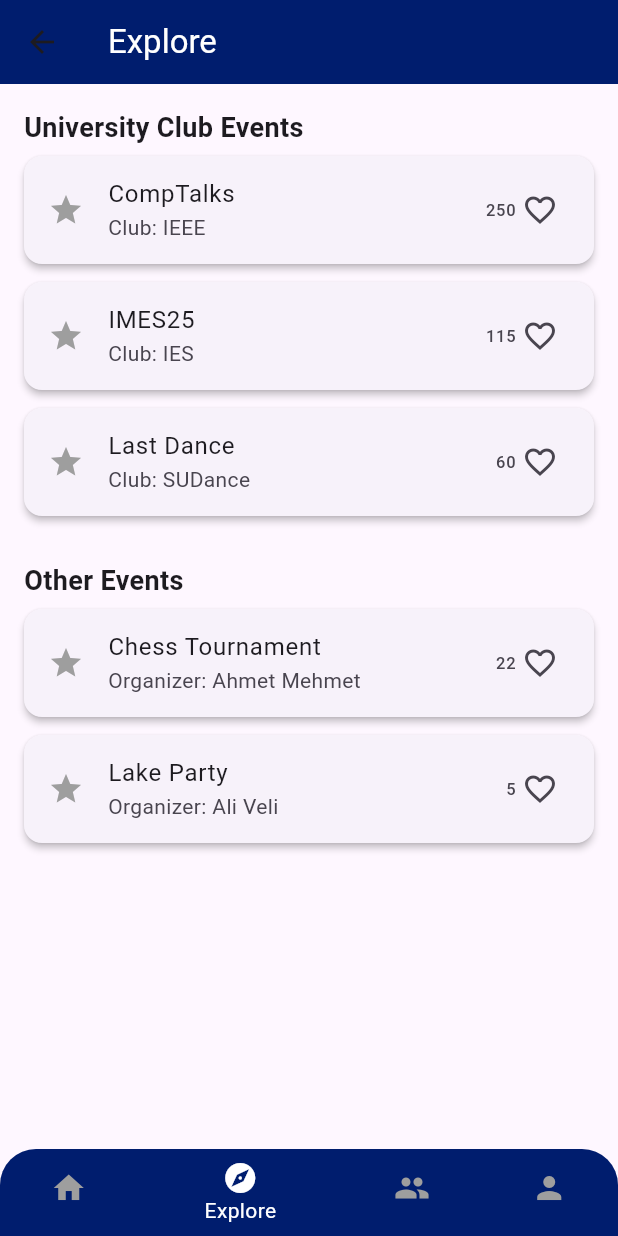
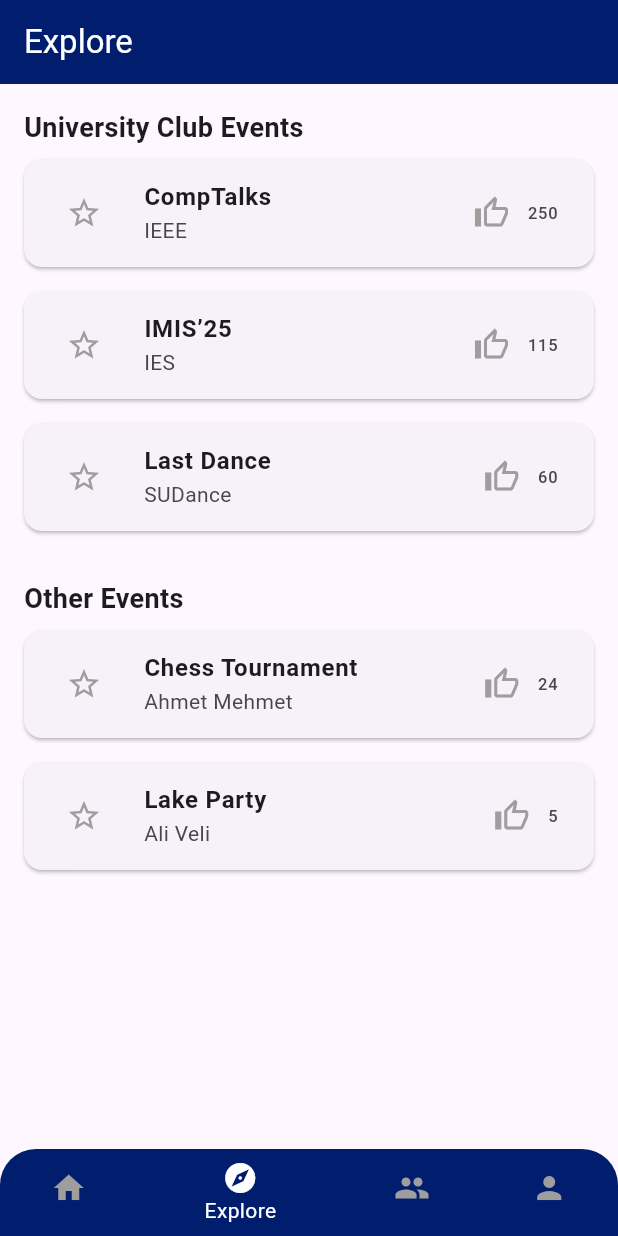
Before and after one commit to DenizGurleyen/SuEvent-310, a Flutter app: the ExplorePage screen opened by its route, on a phone screen of 412 x 824 dp. Run offline on Flutter 3.47's test engine with Material 3 defaults, Android fonts, the phone set to English and light mode, and no system bars; Roboto replaces fonts that are missing (Poppins).

Commit message:
added a feature

```diff
--- a/lib/screens/explore_page.dart
+++ b/lib/screens/explore_page.dart
@@ -12,53 +12,77 @@ class ExplorePage extends StatefulWidget {
 
 class _ExplorePageState extends State<ExplorePage> {
   final List<Map<String, dynamic>> universityEvents = [
-    {'title': 'CompTalks', 'club': 'IEEE', 'likes': 250, 'liked': false},
-    {'title': 'IMES25', 'club': 'IES', 'likes': 115, 'liked': false},
-    {'title': 'Last Dance', 'club': 'SUDance', 'likes': 60, 'liked': false},
+    {'title': 'CompTalks', 'club': 'IEEE', 'likes': 250, 'liked': false, 'favorited': false},
+    {'title': 'IMIS’25', 'club': 'IES', 'likes': 115, 'liked': false, 'favorited': false},
+    {'title': 'Last Dance', 'club': 'SUDance', 'likes': 60, 'liked': false, 'favorited': false},
   ];
 
   final List<Map<String, dynamic>> otherEvents = [
-    {'title': 'Chess Tournament', 'organizer': 'Ahmet Mehmet', 'likes': 22, 'liked': false},
-    {'title': 'Lake Party', 'organizer': 'Ali Veli', 'likes': 5, 'liked': false},
+    {'title': 'Chess Tournament', 'organizer': 'Ahmet Mehmet', 'likes': 24, 'liked': false, 'favorited': false},
+    {'title': 'Lake Party', 'organizer': 'Ali Veli', 'likes': 5, 'liked': false, 'favorited': false},
   ];
 
   void toggleLike(List<Map<String, dynamic>> events, int index) {
     setState(() {
-      events[index]['liked'] = !(events[index]['liked'] ?? false);
-      events[index]['likes'] += events[index]['liked'] ? 1 : -1;
+      bool liked = events[index]['liked'];
+      events[index]['liked'] = !liked;
+      events[index]['likes'] += liked ? -1 : 1;
     });
   }
 
-  Widget buildEventCard(Map<String, dynamic> event, bool isUniversity, int index) {
-    return GestureDetector(
-      onTap: () {
-        Navigator.push(
-          context,
-          MaterialPageRoute(builder: (context) => const EventDetailsPage()),
-        );
-      },
-      child: Card(
-        margin: const EdgeInsets.symmetric(vertical: 6),
-        elevation: 2,
-        child: ListTile(
-          leading: Icon(
-            Icons.star,
-            color: event['liked'] ? Colors.orange : Colors.grey,
+  void toggleFavorite(List<Map<String, dynamic>> events, int index) {
+    setState(() {
+      events[index]['favorited'] = !events[index]['favorited'];
+    });
+  }
+
+  Widget buildEventCard(Map<String, dynamic> event, bool isClubEvent, int index) {
+    return Card(
+      margin: const EdgeInsets.symmetric(vertical: 8),
+      child: ListTile(
+        leading: IconButton(
+          icon: Icon(
+            event['favorited'] ? Icons.star : Icons.star_border,
+            color: event['favorited'] ? Colors.amber : Colors.grey,
           ),
-          title: Text(event['title']),
-          subtitle: Text(isUniversity ? 'Club: ${event['club']}' : 'Organizer: ${event['organizer']}'),
-          trailing: GestureDetector(
-            onTap: () => toggleLike(isUniversity ? universityEvents : otherEvents, index),
-            child: Row(
-              mainAxisSize: MainAxisSize.min,
-              children: [
-                Text(event['likes'].toString()),
-                const SizedBox(width: 4),
-                const Icon(Icons.favorite_border),
-              ],
+          onPressed: () {
+            if (isClubEvent) {
+              toggleFavorite(universityEvents, index);
+            } else {
+              toggleFavorite(otherEvents, index);
+            }
+          },
+        ),
+        title: Text(
+          event['title'],
+          style: const TextStyle(fontSize: 16, fontWeight: FontWeight.w600),
+        ),
+        subtitle: Text(isClubEvent ? event['club'] : event['organizer']),
+        trailing: Row(
+          mainAxisSize: MainAxisSize.min,
+          children: [
+            IconButton(
+              icon: Icon(
+                event['liked'] ? Icons.thumb_up : Icons.thumb_up_outlined,
+                color: event['liked'] ? Colors.blue : Colors.grey,
+              ),
+              onPressed: () {
+                if (isClubEvent) {
+                  toggleLike(universityEvents, index);
+                } else {
+                  toggleLike(otherEvents, index);
+                }
+              },
             ),
-          ),
+            Text(event['likes'].toString()),
+          ],
         ),
+        onTap: () {
+          Navigator.push(
+            context,
+            MaterialPageRoute(builder: (context) => const EventDetailsPage()),
+          );
+        },
       ),
     );
   }
@@ -68,7 +92,8 @@ class _ExplorePageState extends State<ExplorePage> {
     return Scaffold(
       appBar: AppBar(
         backgroundColor: AppColors.primaryDark,
-        title: const Text('Explore', style: TextStyle(color: Colors.white)),
+        title: const Text("Explore", style: TextStyle(color: Colors.white)),
+        automaticallyImplyLeading: false,
       ),
       bottomNavigationBar: const CustomBottomNav(currentIndex: 1),
       body: Padding(
```
